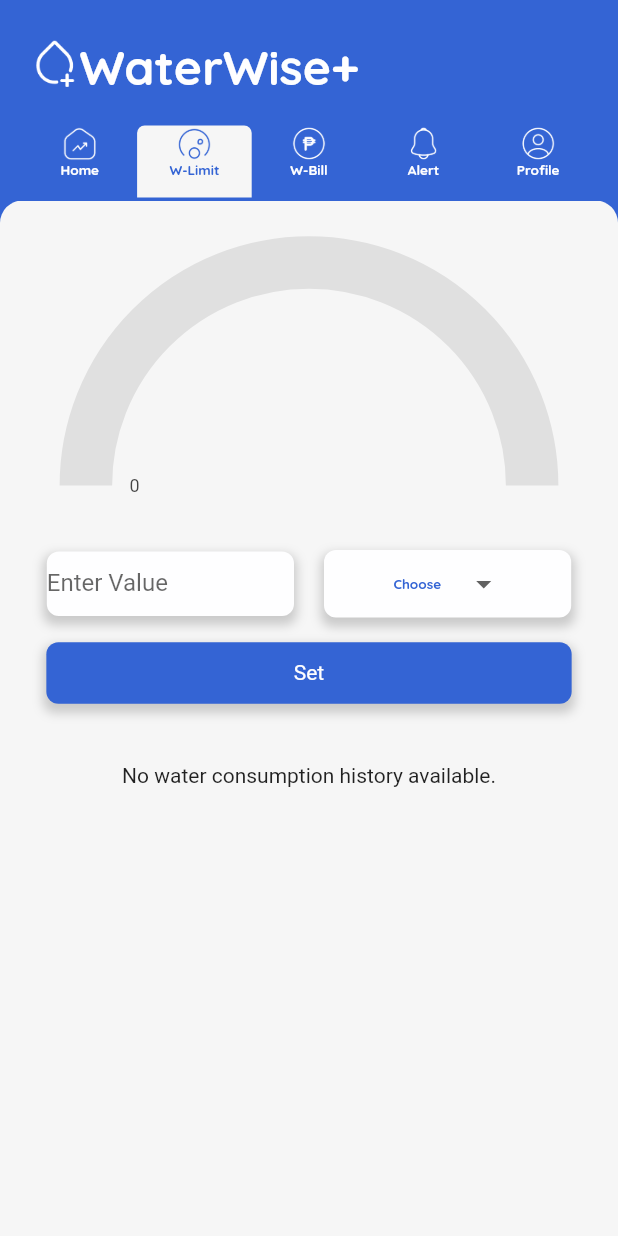
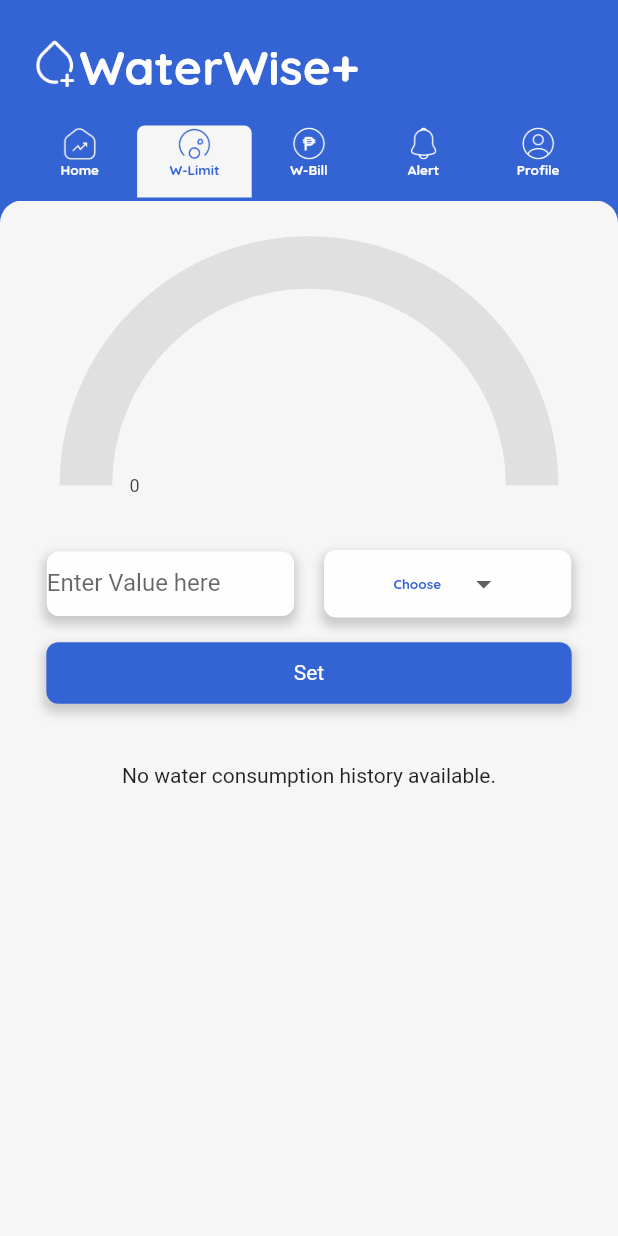
Before and after one commit to Timmy-123-pintor/WaTEErWise, a Flutter app: the screen it shows once a user with an empty profile is signed in, tab 2 chosen, on a phone screen of 412 x 824 dp. Run offline on Flutter 3.47's test engine with Material 2 defaults, Android fonts, the phone set to English and light mode, and no system bars; drawn by our look-alikes of syncfusion_flutter_gauges; our stand-ins replace cloud_firestore, dropdown_button2, firebase_auth, firebase_core, firebase_database, fl_chart and 3 more; accounts and stored records are empty.

Commit message:
update: changed text

```diff
--- a/wateerwise/lib/components/WaterLimit/waterLimitCon.dart
+++ b/wateerwise/lib/components/WaterLimit/waterLimitCon.dart
@@ -83,7 +83,7 @@ class _InputTextFieldState extends State<InputTextField> {
                 child: TextField(
                   controller: _controller,
                   decoration: InputDecoration(
-                    labelText: 'Enter Value',
+                    labelText: 'Enter Value here',
                     errorText:
                         _hasError ? 'Please input your desired limit' : null,
                     border: InputBorder.none,
```
